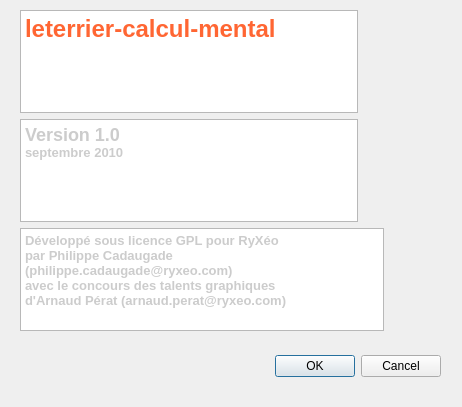
Txikilinux/leterrier-calculment, file dialogapropos.ui: the form before one commit.
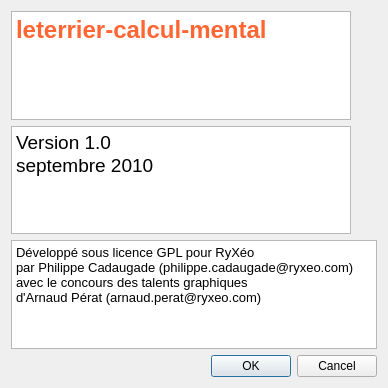
The form after the commit. Icons and pictures are not drawn.

Commit message: Couleur texte Boite à propos + escamotage bouton Initialiser paramètres

The edit to the form file:
```diff
--- a/dialogapropos.ui
+++ b/dialogapropos.ui
@@ -6,38 +6,15 @@
    <rect>
     <x>0</x>
     <y>0</y>
-    <width>462</width>
-    <height>407</height>
+    <width>388</width>
+    <height>388</height>
    </rect>
   </property>
   <property name="windowTitle">
    <string>Dialog</string>
   </property>
-  <widget class="QDialogButtonBox" name="buttonBox">
-   <property name="geometry">
-    <rect>
-     <x>100</x>
-     <y>350</y>
-     <width>341</width>
-     <height>32</height>
-    </rect>
-   </property>
-   <property name="orientation">
-    <enum>Qt::Horizontal</enum>
-   </property>
-   <property name="standardButtons">
-    <set>QDialogButtonBox::Cancel|QDialogButtonBox::Ok</set>
-   </property>
-  </widget>
-  <widget class="QWidget" name="">
-   <property name="geometry">
-    <rect>
-     <x>20</x>
-     <y>10</y>
-     <width>364</width>
-     <height>321</height>
-    </rect>
-   </property>
+  <layout class="QVBoxLayout" name="verticalLayout">
+   <item>
    <layout class="QGridLayout" name="gridLayout">
     <item row="0" column="0">
      <widget class="QPlainTextEdit" name="plainTextEdit">
@@ -49,6 +26,9 @@
 text-align: center
 </string>
       </property>
+       <property name="lineWidth">
+        <number>0</number>
+       </property>
       <property name="plainText">
        <string>leterrier-calcul-mental</string>
       </property>
@@ -67,25 +47,6 @@
       </property>
      </widget>
     </item>
-    <item row="1" column="0" rowspan="2">
-     <widget class="QTextEdit" name="textEdit">
-      <property name="styleSheet">
-       <string>color : #CCCCCC;
-font-family: Helvetica;
-font-size: 18px;
-font-weight: bold;
-text-align: center</string>
-      </property>
-      <property name="html">
-       <string>&lt;!DOCTYPE HTML PUBLIC &quot;-//W3C//DTD HTML 4.0//EN&quot; &quot;http://www.w3.org/TR/REC-html40/strict.dtd&quot;&gt;
-&lt;html&gt;&lt;head&gt;&lt;meta name=&quot;qrichtext&quot; content=&quot;1&quot; /&gt;&lt;style type=&quot;text/css&quot;&gt;
-p, li { white-space: pre-wrap; }
-&lt;/style&gt;&lt;/head&gt;&lt;body style=&quot; font-family:'Helvetica'; font-weight:600; font-style:normal;&quot;&gt;
-&lt;p style=&quot; margin-top:0px; margin-bottom:0px; margin-left:0px; margin-right:0px; -qt-block-indent:0; text-indent:0px;&quot;&gt;Version 1.0&lt;/p&gt;
-&lt;p style=&quot; margin-top:0px; margin-bottom:0px; margin-left:0px; margin-right:0px; -qt-block-indent:0; text-indent:0px;&quot;&gt;&lt;span style=&quot; font-size:10pt;&quot;&gt;septembre 2010&lt;/span&gt;&lt;/p&gt;&lt;/body&gt;&lt;/html&gt;</string>
-      </property>
-     </widget>
-    </item>
     <item row="2" column="1">
      <spacer name="verticalSpacer">
       <property name="orientation">
@@ -102,26 +63,48 @@
     <item row="3" column="0" colspan="2">
      <widget class="QTextEdit" name="textEdit_2">
       <property name="styleSheet">
-       <string>color : #CCCCCC;
-font-family: Helvetica;
-font-size: 12px;
-font-weight: bold;
-text-align: center</string>
+        <string/>
       </property>
       <property name="html">
        <string>&lt;!DOCTYPE HTML PUBLIC &quot;-//W3C//DTD HTML 4.0//EN&quot; &quot;http://www.w3.org/TR/REC-html40/strict.dtd&quot;&gt;
 &lt;html&gt;&lt;head&gt;&lt;meta name=&quot;qrichtext&quot; content=&quot;1&quot; /&gt;&lt;style type=&quot;text/css&quot;&gt;
 p, li { white-space: pre-wrap; }
-&lt;/style&gt;&lt;/head&gt;&lt;body style=&quot; font-family:'Helvetica'; font-weight:600; font-style:normal;&quot;&gt;
-&lt;p style=&quot; margin-top:0px; margin-bottom:0px; margin-left:0px; margin-right:0px; -qt-block-indent:0; text-indent:0px;&quot;&gt;&lt;span style=&quot; font-size:10pt;&quot;&gt;Développé sous licence GPL pour RyXéo &lt;/span&gt;&lt;/p&gt;
-&lt;p style=&quot; margin-top:0px; margin-bottom:0px; margin-left:0px; margin-right:0px; -qt-block-indent:0; text-indent:0px;&quot;&gt;&lt;span style=&quot; font-size:10pt;&quot;&gt;par Philippe Cadaugade (philippe.cadaugade@ryxeo.com)&lt;/span&gt;&lt;/p&gt;
-&lt;p style=&quot; margin-top:0px; margin-bottom:0px; margin-left:0px; margin-right:0px; -qt-block-indent:0; text-indent:0px;&quot;&gt;&lt;span style=&quot; font-size:10pt;&quot;&gt;avec le concours des talents graphiques &lt;/span&gt;&lt;/p&gt;
-&lt;p style=&quot; margin-top:0px; margin-bottom:0px; margin-left:0px; margin-right:0px; -qt-block-indent:0; text-indent:0px;&quot;&gt;&lt;span style=&quot; font-size:10pt;&quot;&gt;d'Arnaud Pérat (arnaud.perat@ryxeo.com)&lt;/span&gt;&lt;/p&gt;&lt;/body&gt;&lt;/html&gt;</string>
+&lt;/style&gt;&lt;/head&gt;&lt;body style=&quot; font-family:'Sans'; font-size:10pt; font-weight:400; font-style:normal;&quot;&gt;
+&lt;p style=&quot; margin-top:0px; margin-bottom:0px; margin-left:0px; margin-right:0px; -qt-block-indent:0; text-indent:0px;&quot;&gt;&lt;span style=&quot; font-family:'Helvetica';&quot;&gt;Développé sous licence GPL pour RyXéo &lt;/span&gt;&lt;/p&gt;
+&lt;p style=&quot; margin-top:0px; margin-bottom:0px; margin-left:0px; margin-right:0px; -qt-block-indent:0; text-indent:0px;&quot;&gt;&lt;span style=&quot; font-family:'Helvetica';&quot;&gt;par Philippe Cadaugade (philippe.cadaugade@ryxeo.com)&lt;/span&gt;&lt;/p&gt;
+&lt;p style=&quot; margin-top:0px; margin-bottom:0px; margin-left:0px; margin-right:0px; -qt-block-indent:0; text-indent:0px;&quot;&gt;&lt;span style=&quot; font-family:'Helvetica';&quot;&gt;avec le concours des talents graphiques &lt;/span&gt;&lt;/p&gt;
+&lt;p style=&quot; margin-top:0px; margin-bottom:0px; margin-left:0px; margin-right:0px; -qt-block-indent:0; text-indent:0px;&quot;&gt;&lt;span style=&quot; font-family:'Helvetica';&quot;&gt;d'Arnaud Pérat (arnaud.perat@ryxeo.com)&lt;/span&gt;&lt;/p&gt;&lt;/body&gt;&lt;/html&gt;</string>
       </property>
      </widget>
     </item>
-   </layout>
-  </widget>
+     <item row="1" column="0" rowspan="2">
+      <widget class="QTextEdit" name="textEdit">
+       <property name="styleSheet">
+        <string/>
+       </property>
+       <property name="html">
+        <string>&lt;!DOCTYPE HTML PUBLIC &quot;-//W3C//DTD HTML 4.0//EN&quot; &quot;http://www.w3.org/TR/REC-html40/strict.dtd&quot;&gt;
+&lt;html&gt;&lt;head&gt;&lt;meta name=&quot;qrichtext&quot; content=&quot;1&quot; /&gt;&lt;style type=&quot;text/css&quot;&gt;
+p, li { white-space: pre-wrap; }
+&lt;/style&gt;&lt;/head&gt;&lt;body style=&quot; font-family:'Sans'; font-size:10pt; font-weight:400; font-style:normal;&quot;&gt;
+&lt;p style=&quot; margin-top:0px; margin-bottom:0px; margin-left:0px; margin-right:0px; -qt-block-indent:0; text-indent:0px;&quot;&gt;&lt;span style=&quot; font-family:'Helvetica'; font-size:14pt;&quot;&gt;Version 1.0&lt;/span&gt;&lt;/p&gt;
+&lt;p style=&quot; margin-top:0px; margin-bottom:0px; margin-left:0px; margin-right:0px; -qt-block-indent:0; text-indent:0px;&quot;&gt;&lt;span style=&quot; font-family:'Helvetica'; font-size:14pt;&quot;&gt;septembre 2010&lt;/span&gt;&lt;/p&gt;&lt;/body&gt;&lt;/html&gt;</string>
+       </property>
+      </widget>
+     </item>
+    </layout>
+   </item>
+   <item>
+    <widget class="QDialogButtonBox" name="buttonBox">
+     <property name="orientation">
+      <enum>Qt::Horizontal</enum>
+     </property>
+     <property name="standardButtons">
+      <set>QDialogButtonBox::Cancel|QDialogButtonBox::Ok</set>
+     </property>
+    </widget>
+   </item>
+  </layout>
  </widget>
  <resources/>
  <connections>
```
Lines whose indentation alone changed are shown as unchanged. The commit also changes 1 other file.
